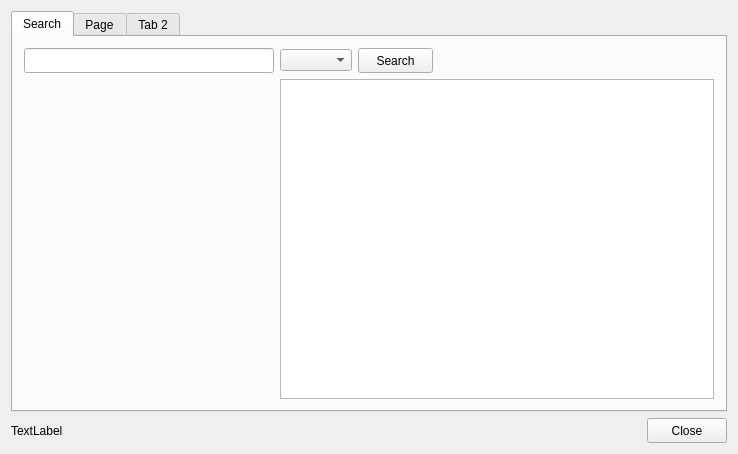
This is mainwindow.ui in Rutle/warframe-util as Qt 5 draws it before an edit. The edited form follows.
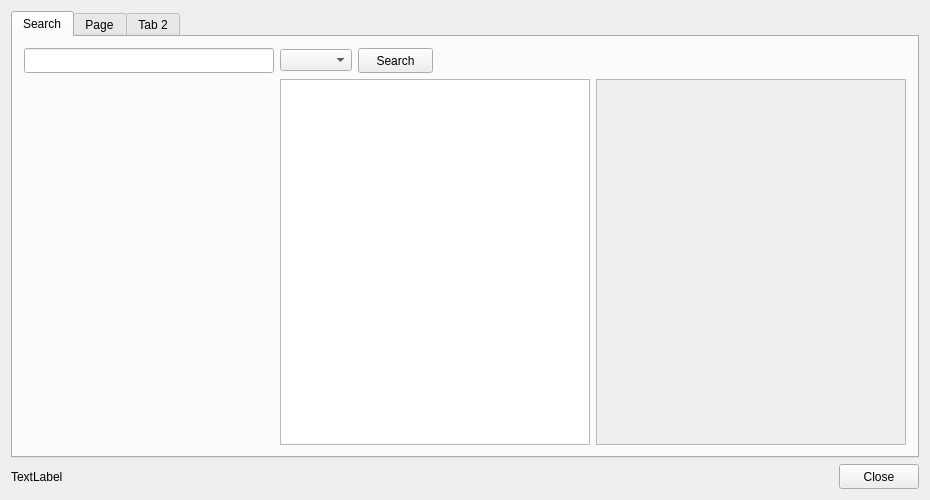
This is the edited form.

```diff
--- a/mainwindow.ui
+++ b/mainwindow.ui
@@ -6,8 +6,8 @@
    <rect>
     <x>0</x>
     <y>0</y>
-    <width>738</width>
-    <height>454</height>
+    <width>930</width>
+    <height>500</height>
    </rect>
   </property>
   <property name="windowTitle">
@@ -114,6 +114,23 @@
           <item>
            <widget class="QTableView" name="resultView"/>
           </item>
+          <item>
+           <widget class="QScrollArea" name="resultSA">
+            <property name="widgetResizable">
+             <bool>true</bool>
+            </property>
+            <widget class="QWidget" name="scrollAreaWidgetContents">
+             <property name="geometry">
+              <rect>
+               <x>0</x>
+               <y>0</y>
+               <width>310</width>
+               <height>368</height>
+              </rect>
+             </property>
+            </widget>
+           </widget>
+          </item>
          </layout>
         </item>
        </layout>
```
